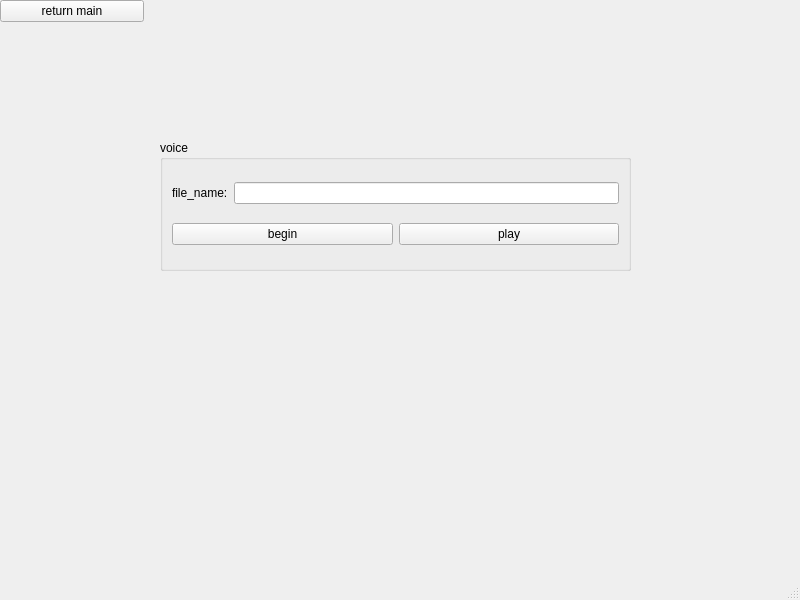
Before: the Qt Designer form qt/t507/voice.ui in jizizihe/baijie_demo, drawn with Qt 5.
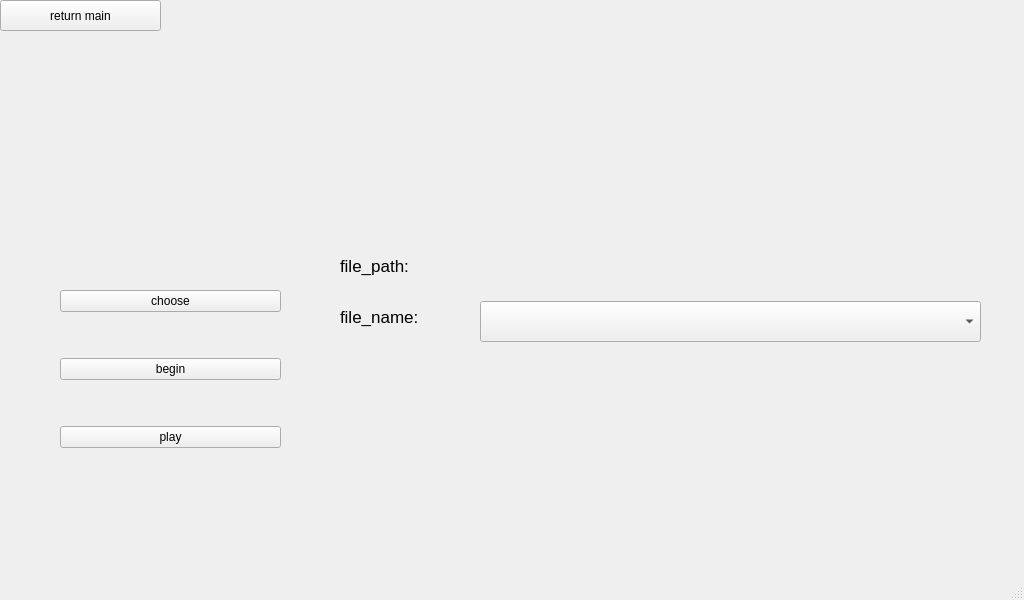
After: the same form once the commit is applied.

Commit message: finish voice

Diff of the .ui file:
```diff
--- a/qt/t507/voice.ui
+++ b/qt/t507/voice.ui
@@ -6,7 +6,7 @@
    <rect>
     <x>0</x>
     <y>0</y>
-    <width>800</width>
+    <width>1024</width>
     <height>600</height>
    </rect>
   </property>
@@ -14,66 +14,139 @@
    <string>MainWindow</string>
   </property>
   <widget class="QWidget" name="centralwidget">
-   <widget class="QGroupBox" name="groupBox">
-    <property name="geometry">
-     <rect>
-      <x>160</x>
-      <y>140</y>
-      <width>471</width>
-      <height>131</height>
-     </rect>
-    </property>
-    <property name="title">
-     <string>voice</string>
-    </property>
-    <layout class="QGridLayout" name="gridLayout">
-     <item row="0" column="0">
-      <layout class="QHBoxLayout" name="horizontalLayout_3">
-       <item>
-        <widget class="QLabel" name="label">
-         <property name="text">
-          <string>file_name:</string>
-         </property>
-        </widget>
-       </item>
-       <item>
-        <widget class="QLineEdit" name="lineEdit"/>
-       </item>
-      </layout>
-     </item>
-     <item row="1" column="0">
-      <layout class="QHBoxLayout" name="horizontalLayout_2">
-       <item>
-        <widget class="QPushButton" name="pushButton">
-         <property name="text">
-          <string>begin</string>
-         </property>
-        </widget>
-       </item>
-       <item>
-        <widget class="QPushButton" name="play">
-         <property name="text">
-          <string>play</string>
-         </property>
-        </widget>
-       </item>
-      </layout>
-     </item>
-    </layout>
-   </widget>
    <widget class="QPushButton" name="return_2">
     <property name="geometry">
      <rect>
       <x>0</x>
       <y>0</y>
-      <width>144</width>
-      <height>22</height>
+      <width>161</width>
+      <height>31</height>
      </rect>
     </property>
     <property name="text">
      <string>return main</string>
     </property>
    </widget>
+   <widget class="QLabel" name="time">
+    <property name="geometry">
+     <rect>
+      <x>70</x>
+      <y>140</y>
+      <width>861</width>
+      <height>31</height>
+     </rect>
+    </property>
+    <property name="text">
+     <string/>
+    </property>
+   </widget>
+   <widget class="QWidget" name="function" native="true">
+    <property name="geometry">
+     <rect>
+      <x>60</x>
+      <y>250</y>
+      <width>221</width>
+      <height>241</height>
+     </rect>
+    </property>
+    <layout class="QGridLayout" name="gridLayout_2">
+     <item row="2" column="0">
+      <widget class="QPushButton" name="play">
+       <property name="text">
+        <string>play</string>
+       </property>
+      </widget>
+     </item>
+     <item row="1" column="0">
+      <widget class="QPushButton" name="begin">
+       <property name="text">
+        <string>begin</string>
+       </property>
+      </widget>
+     </item>
+     <item row="0" column="0">
+      <widget class="QPushButton" name="choose_3">
+       <property name="text">
+        <string>choose</string>
+       </property>
+      </widget>
+     </item>
+    </layout>
+   </widget>
+   <widget class="QWidget" name="widget" native="true">
+    <property name="geometry">
+     <rect>
+      <x>340</x>
+      <y>250</y>
+      <width>641</width>
+      <height>101</height>
+     </rect>
+    </property>
+    <widget class="QLabel" name="pathname_2">
+     <property name="geometry">
+      <rect>
+       <x>140</x>
+       <y>0</y>
+       <width>491</width>
+       <height>31</height>
+      </rect>
+     </property>
+     <property name="font">
+      <font>
+       <pointsize>13</pointsize>
+      </font>
+     </property>
+     <property name="text">
+      <string/>
+     </property>
+    </widget>
+    <widget class="QLabel" name="label_2">
+     <property name="geometry">
+      <rect>
+       <x>0</x>
+       <y>0</y>
+       <width>131</width>
+       <height>31</height>
+      </rect>
+     </property>
+     <property name="font">
+      <font>
+       <pointsize>13</pointsize>
+      </font>
+     </property>
+     <property name="text">
+      <string>file_path:</string>
+     </property>
+    </widget>
+    <widget class="QComboBox" name="combox">
+     <property name="geometry">
+      <rect>
+       <x>140</x>
+       <y>51</y>
+       <width>501</width>
+       <height>41</height>
+      </rect>
+     </property>
+    </widget>
+    <widget class="QLabel" name="label_3">
+     <property name="geometry">
+      <rect>
+       <x>0</x>
+       <y>51</y>
+       <width>131</width>
+       <height>31</height>
+      </rect>
+     </property>
+     <property name="font">
+      <font>
+       <pointsize>13</pointsize>
+      </font>
+     </property>
+     <property name="text">
+      <string>file_name:</string>
+     </property>
+    </widget>
+   </widget>
   </widget>
   <widget class="QMenuBar" name="menubar">
    <property name="geometry">
```
Left out of the diff: 2 changed lines with no effect on the pictures. The commit also changes 9 other files.
